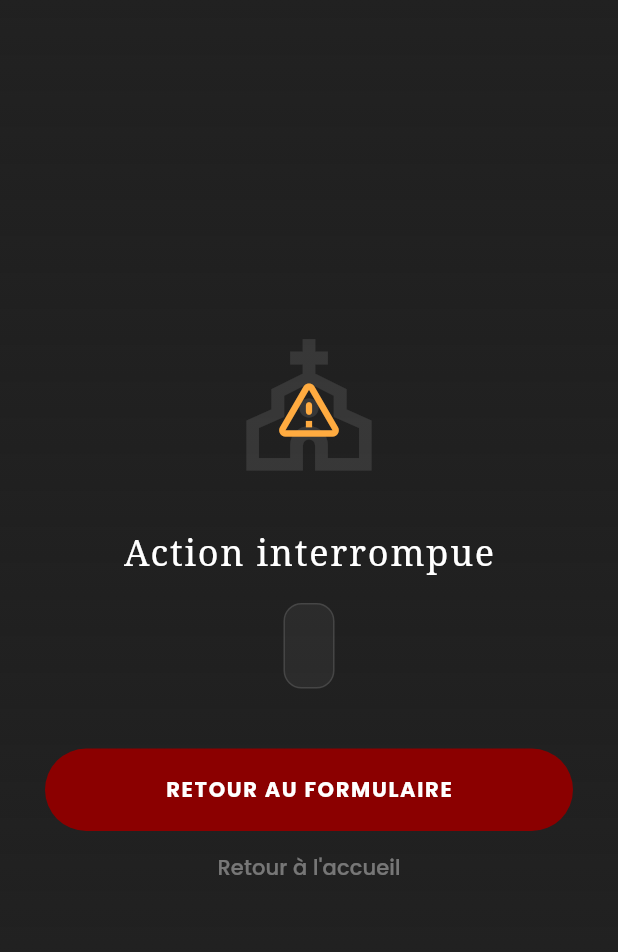
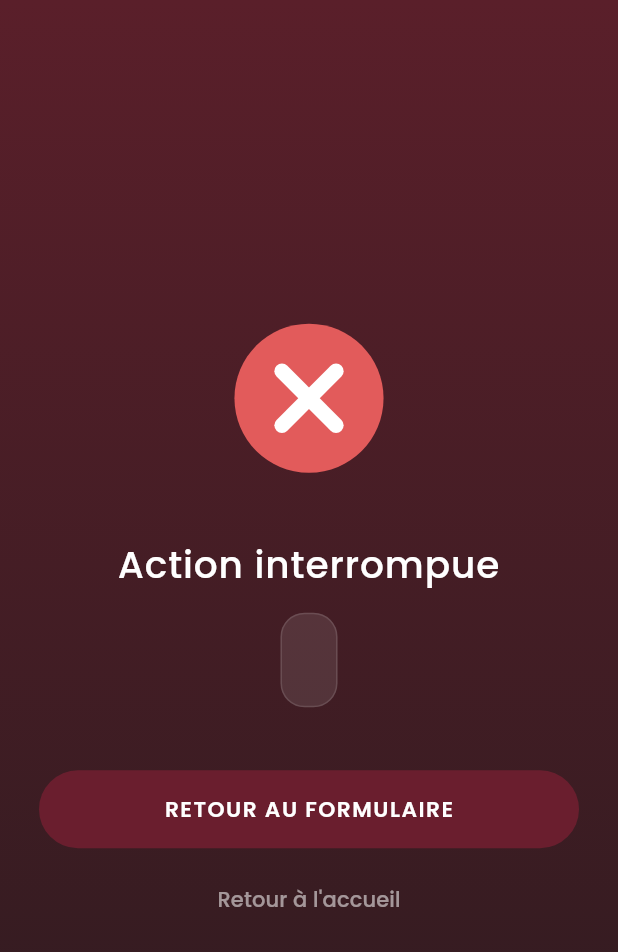
Before and after one commit to LUGRAM/messereserve, a Flutter app: the ReservationFailedPage screen opened directly with empty values, on a phone screen of 412 x 824 dp. Shown: the top 952 px of the screen. Run offline on Flutter 3.47's test engine with Material 3 defaults, Android fonts, the phone set to English and light mode, and no system bars; our stand-ins replace dio, font_awesome_flutter, get, get_storage, google_fonts, intl_phone_field and 1 more; accounts and stored records are empty; network calls fail.

Commit message:
modificationde quelques pages de reservation

```diff
--- a/lib/app/router/app_router.dart
+++ b/lib/app/router/app_router.dart
@@ -2,6 +2,7 @@ import 'package:get/get.dart';
 
 // Transitions
 import 'package:messeconnect/app/transition/transitions.dart';
+import '../transition/blur_transition.dart';
 import '../transition/soft_slide_transition.dart';
 
 
@@ -108,6 +109,8 @@ class AppRouter {
         final reservation = Get.arguments as ReservationModel;
         return ReservationDetailPage(reservation: reservation);
       },
+      customTransition: BlurTransition(),
+      transitionDuration: const Duration(milliseconds: 200),
     ),
     GetPage(
       name: Routes.parishes,
--- a/lib/app/transition/blur_transition.dart
+++ b/lib/app/transition/blur_transition.dart
@@ -0,0 +1,57 @@
+import 'dart:ui';
+import 'package:flutter/material.dart';
+import 'package:get/get.dart';
+
+class BlurTransition extends CustomTransition {
+  @override
+  Widget buildTransition(
+      BuildContext context,
+      Curve? curve,
+      Alignment? alignment,
+      Animation<double> animation,
+      Animation<double> secondaryAnimation,
+      Widget child,
+      ) {
+    // Animation de la valeur de flou (de 10.0 à 0.0)
+    final blurAnimation = Tween<double>(begin: 15.0, end: 0.0).animate(
+      CurvedAnimation(
+        parent: animation,
+        curve: Curves.easeOutCubic,
+      ),
+    );
+
+    // Animation d'opacité (fondue)
+    final fadeAnimation = CurvedAnimation(
+      parent: animation,
+      curve: Curves.easeIn,
+    );
+
+    // Animation de mise à l'échelle (léger zoom arrière)
+    final scaleAnimation = Tween<double>(begin: 1.1, end: 1.0).animate(
+      CurvedAnimation(
+        parent: animation,
+        curve: Curves.easeOutBack,
+      ),
+    );
+
+    return AnimatedBuilder(
+      animation: animation,
+      builder: (context, child) {
+        return ImageFiltered(
+          imageFilter: ImageFilter.blur(
+            sigmaX: blurAnimation.value,
+            sigmaY: blurAnimation.value,
+          ),
+          child: FadeTransition(
+            opacity: fadeAnimation,
+            child: ScaleTransition(
+              scale: scaleAnimation,
+              child: child,
+            ),
+          ),
+        );
+      },
+      child: child,
+    );
+  }
+}
--- a/lib/features/masses/models/mass_model.dart
+++ b/lib/features/masses/models/mass_model.dart
@@ -2,6 +2,7 @@ import 'package:flutter/material.dart';
 
 class MassModel {
   final String id;
+  final int apiId;
 
   // Affichage
   final String title;
@@ -19,6 +20,7 @@ class MassModel {
 
   const MassModel({
     required this.id,
+    required this.apiId,
     required this.title,
     required this.amount,
     required this.subtitle,
--- a/lib/features/masses/models/mock_masses.dart
+++ b/lib/features/masses/models/mock_masses.dart
@@ -3,6 +3,7 @@ import 'mass_model.dart';
 
 final List<MassModel> mockMasses = [
   MassModel(
+    apiId: 1,
     id: "requiem",
     title: "Messe de Requiem",
     amount: "2000",
@@ -15,6 +16,7 @@ final List<MassModel> mockMasses = [
   ),
 
   MassModel(
+    apiId: 2,
     id: "action-grace",
     title: "Messe d’Action de Grâce",
     amount: "2000",
@@ -27,6 +29,7 @@ final List<MassModel> mockMasses = [
   ),
 
   MassModel(
+    apiId: 3,
     id: "guerison",
     title: "Messe pour la Santé",
     amount: "2000",
@@ -39,6 +42,7 @@ final List<MassModel> mockMasses = [
   ),
 
   MassModel(
+    apiId: 4,
     id: "nuptiale",
     title: "Messe Nuptiale",
     amount: "2000",
--- a/lib/features/masses/pages/mass_detail_base_page.dart
+++ b/lib/features/masses/pages/mass_detail_base_page.dart
@@ -8,6 +8,7 @@ import '../../../app/router/routes.dart';
 import '../models/mass_model.dart';
 
 class MassDetailBasePage extends StatelessWidget {
+  final int apiId;
   final String heroTag;
   final String imageAsset;
   final String title;
@@ -20,6 +21,7 @@ class MassDetailBasePage extends StatelessWidget {
 
   MassDetailBasePage({
     super.key,
+    required this.apiId,
     required this.heroTag,
     required this.imageAsset,
     required this.title,
@@ -33,6 +35,7 @@ class MassDetailBasePage extends StatelessWidget {
 
   factory MassDetailBasePage.forMass(MassModel mass) {
     return MassDetailBasePage(
+      apiId: mass.apiId,
       heroTag: mass.heroTag,
       imageAsset: mass.imageAsset,
       title: mass.title,
@@ -149,6 +152,7 @@ class MassDetailBasePage extends StatelessWidget {
                                   const SizedBox(height: 6),
 
                                   MassStepperForm(
+                                    apiId: apiId,
                                     id: massId,
                                     accentColor: accentColor,
                                     massTitle: massTitle,
--- a/lib/features/masses/pages/reservations/reservation_failed_page.dart
+++ b/lib/features/masses/pages/reservations/reservation_failed_page.dart
@@ -1,5 +1,8 @@
 import 'package:flutter/material.dart';
 import 'package:get/get.dart';
+import 'package:lottie/lottie.dart';
+
+import '../../../../app/router/routes.dart';
 import '../../controllers/reservation_controller.dart';
 
 class ReservationFailedPage extends StatelessWidget {
@@ -9,64 +12,55 @@ class ReservationFailedPage extends StatelessWidget {
 
   @override
   Widget build(BuildContext context) {
-    // Utilisation des couleurs du thème ou des couleurs ecclésiastiques (Bordeaux/Or)
-    const primaryColor = Color(0xFF8B0000); // Un rouge profond/sacré
-
     return Scaffold(
       body: Container(
         width: double.infinity,
-        decoration: BoxDecoration(
+        decoration: const BoxDecoration(
           gradient: LinearGradient(
             begin: Alignment.topCenter,
             end: Alignment.bottomCenter,
             colors: [
-              Colors.grey.shade900,
-              Colors.black87,
+              Color(0xFF5A1F2A), // bordeaux liturgique doux
+              Color(0xFF2C1B1F), // brun profond apaisant
             ],
           ),
         ),
+        child: SafeArea(
           child: Padding(
-          padding: const EdgeInsets.symmetric(horizontal: 30),
+            padding: const EdgeInsets.symmetric(horizontal: 26),
             child: Column(
               mainAxisAlignment: MainAxisAlignment.center,
               children: [
-              // Iconographie plus symbolique (un clocher ou une main en prière barrée)
-              const Stack(
-                alignment: Alignment.center,
-                children: [
-                  Icon(
-                    Icons.church_outlined,
-                    size: 100,
-                    color: Colors.white10,
+                // Animation échec (signal discret)
+                Lottie.asset(
+                  'assets/lottie/failed.json',
+                  height: 130,
+                  repeat: false,
                 ),
-                  Icon(
-                    Icons.warning_amber_rounded,
-                    size: 50,
-                    color: Colors.orangeAccent,
-                  ),
-                ],
-              ),
-              const SizedBox(height: 30),
+
+                const SizedBox(height: 28),
 
                 const Text(
                   "Action interrompue",
+                  textAlign: TextAlign.center,
                   style: TextStyle(
                     color: Colors.white,
-                  fontSize: 24,
-                  fontWeight: FontWeight.w300,
-                  letterSpacing: 1.2,
-                  fontFamily: 'Serif', // Pour un aspect plus solennel
+                    fontSize: 25,
+                    fontWeight: FontWeight.w500,
+                    letterSpacing: 0.6,
                   ),
                 ),
 
-              const SizedBox(height: 16),
+                const SizedBox(height: 14),
 
                 Container(
-                padding: const EdgeInsets.all(16),
+                  padding: const EdgeInsets.all(18),
                   decoration: BoxDecoration(
-                  color: Colors.white.withOpacity(0.05),
-                  borderRadius: BorderRadius.circular(12),
-                  border: Border.all(color: Colors.white12),
+                    color: Colors.white.withOpacity(0.10),
+                    borderRadius: BorderRadius.circular(16),
+                    border: Border.all(
+                      color: Colors.white.withOpacity(0.12),
+                    ),
                   ),
                   child: Text(
                     message,
@@ -74,25 +68,23 @@ class ReservationFailedPage extends StatelessWidget {
                     style: const TextStyle(
                       color: Colors.white70,
                       fontSize: 15,
-                    height: 1.5,
+                      height: 1.6,
                     ),
                   ),
                 ),
 
-              const SizedBox(height: 40),
+                const SizedBox(height: 42),
 
-              // Bouton stylisé "Pro"
                 SizedBox(
                   width: double.infinity,
-                height: 55,
+                  height: 52,
                   child: ElevatedButton(
                     style: ElevatedButton.styleFrom(
-                    backgroundColor: primaryColor,
-                    foregroundColor: Colors.white,
+                      backgroundColor: const Color(0xFF6A1E2E),
+                      elevation: 0,
                       shape: RoundedRectangleBorder(
-                      borderRadius: BorderRadius.circular(30),
+                        borderRadius: BorderRadius.circular(28),
                       ),
-                    elevation: 0,
                     ),
                     onPressed: () {
                       Get.find<ReservationController>().resetStatus();
@@ -101,24 +93,31 @@ class ReservationFailedPage extends StatelessWidget {
                     child: const Text(
                       "RETOUR AU FORMULAIRE",
                       style: TextStyle(
-                      fontWeight: FontWeight.bold,
-                      letterSpacing: 1.1,
+                        fontWeight: FontWeight.w600,
+                        letterSpacing: 1.0,
+                        fontSize: 14.5,
                       ),
                     ),
                   ),
                 ),
 
+                const SizedBox(height: 10),
+
                 TextButton(
-                onPressed: () => Get.offAllNamed('/home'),
+                  onPressed: () => Get.offAllNamed(Routes.home),
                   child: const Text(
                     "Retour à l'accueil",
-                  style: TextStyle(color: Colors.white38),
+                    style: TextStyle(
+                      color: Colors.white54,
+                      fontSize: 14,
+                    ),
                   ),
                 ),
               ],
             ),
           ),
         ),
+      ),
     );
   }
 }
--- a/lib/features/payments/pages/payment_history_page.dart
+++ b/lib/features/payments/pages/payment_history_page.dart
@@ -131,7 +131,7 @@ class _PaymentHistoryPageState extends State<PaymentHistoryPage> {
                     ClipRRect(
                       borderRadius: BorderRadius.circular(6),
                       child: Image.asset(
-                        'assets/icons/${(r.operator ?? "").toLowerCase()}.jpg',
+                        'assets/icons/airtel.jpg',
                         height: 24,
                         width: 24,
                         fit: BoxFit.contain,
@@ -141,7 +141,7 @@ class _PaymentHistoryPageState extends State<PaymentHistoryPage> {
                     ),
                     const SizedBox(width: 8),
                     Text(
-                      r.operator?.toUpperCase() ?? "-",
+                      'moov',
                       style: const TextStyle(
                         fontWeight: FontWeight.w600,
                         fontSize: 14,
--- a/pubspec.yaml
+++ b/pubspec.yaml
@@ -40,6 +40,6 @@ dev_dependencies:
 flutter:
   uses-material-design: true
   assets:
-#    - assets/icons/
+    - assets/icons/
     - assets/images/masses/
     - assets/lottie/
```
Also changed, not shown: lib/features/masses/controllers/reservation_controller.dart (+7 -2 lines), lib/features/masses/mass_navigation.dart (+4 -4 lines), lib/features/masses/models/reservation_model.dart (+20 -15 lines), lib/features/masses/pages/reservations/reservation_detail_page.dart (+49 -23 lines), lib/features/masses/pages/reservations/reservation_loading_page.dart (+87 -19 lines), lib/features/masses/pages/reservations/reservations_list_page.dart (+65 -35 lines), lib/features/masses/widgets/mass_stepper_form.dart (+5 -5 lines), lib/features/payments/pages/payment_form_page.dart (+14 -3 lines), pubspec.lock. Lines whose indentation alone changed are shown as unchanged.
